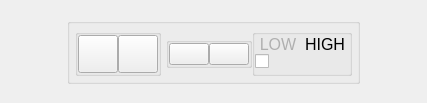
Above: channel.ui from jonahmajumder/labjackUI before the change. Below: the same form after it.
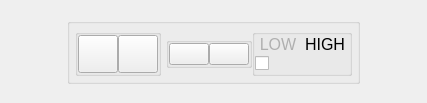
That is the form after the change. Custom widgets are drawn as their Qt base class.

Commit message: fixed issue with geometry rect location

What changed in the file:
```diff
--- a/channel.ui
+++ b/channel.ui
@@ -389,10 +389,10 @@
                    </layout>
                   </widget>
                  </item>
-                 <item alignment="Qt::AlignTop">
+                 <item alignment="Qt::AlignVCenter">
                   <widget class="QSwitch" name="outputSwitch">
                    <property name="sizePolicy">
-                    <sizepolicy hsizetype="Preferred" vsizetype="Preferred">
+                    <sizepolicy hsizetype="Ignored" vsizetype="Ignored">
                      <horstretch>0</horstretch>
                      <verstretch>0</verstretch>
                     </sizepolicy>
```
The commit also changes 2 other files.
